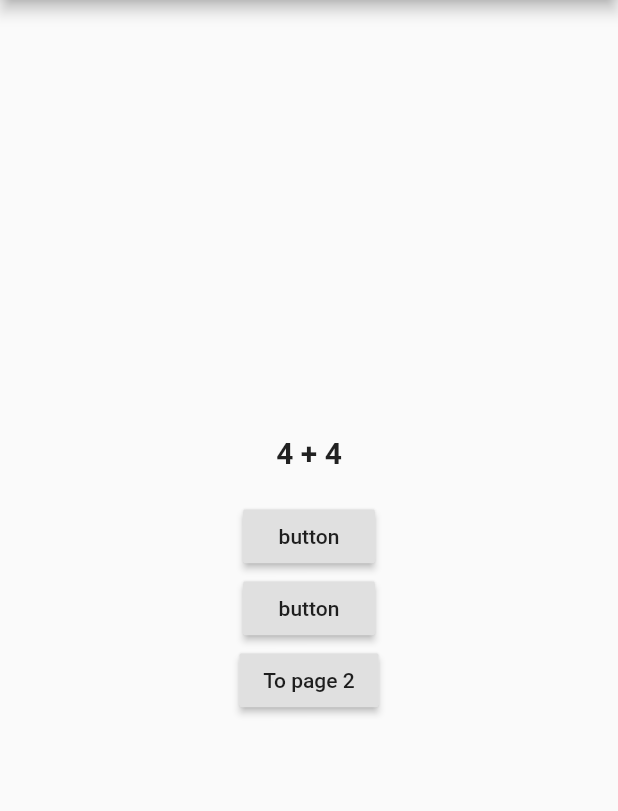
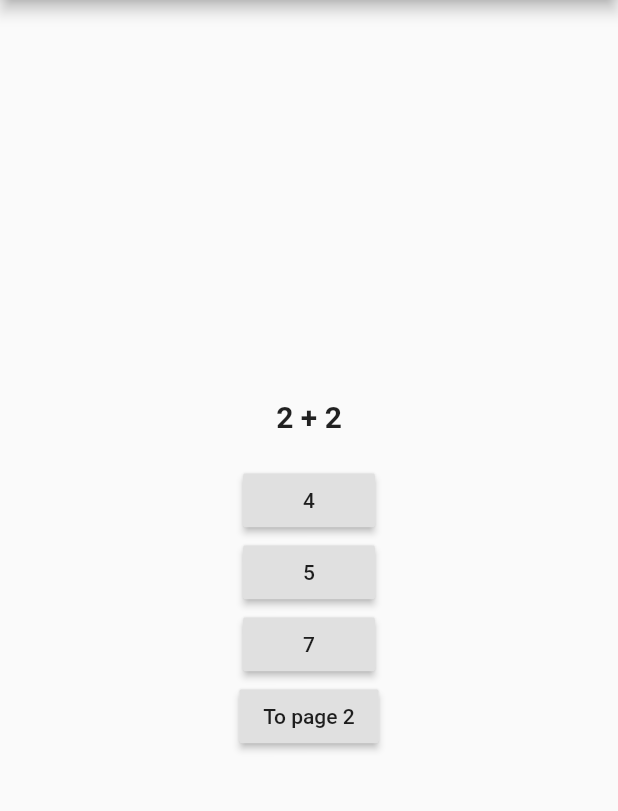
Before and after one commit to thomasbonnet12/first_exercice_flutter, a Flutter app: the screen it shows after launch, on a phone screen of 412 x 824 dp, the part 84-895 px from its top. Run offline on Flutter 3.47's test engine with Material 2 defaults, Android fonts, the phone set to English and light mode, and no system bars.

Commit message:
answer and question class created, answer has been map

```diff
--- a/lib/answer.dart
+++ b/lib/answer.dart
@@ -1,8 +1,17 @@
 import 'package:flutter/material.dart';
 
 class Answer extends StatelessWidget {
+  final String answer;
+  final Function answerFunction;
+
+  const Answer({Key key, @required this.answer, @required this.answerFunction})
+      : super(key: key);
+
   @override
   Widget build(BuildContext context) {
-    return RaisedButton(child: Text('button'), onPressed: () {});
+    return RaisedButton(
+      child: Text(answer),
+      onPressed: answerFunction,
+    );
   }
 }
--- a/lib/list_question_answer.dart
+++ b/lib/list_question_answer.dart
@@ -1,6 +1,31 @@
-import 'package:flutter/material.dart';
+// var questionAnswer = ['4 + 4', '12 x 12'];
 
-var questionAnswer = ['4 + 4', '12 x 12'];
+var questionAnswer = [
+  {
+    'question': '2 + 2',
+    'answer': [
+      '4',
+      '5',
+      '7',
+    ],
+  },
+  {
+    'question': '6 + 6',
+    'answer': [
+      '4',
+      '12',
+      '7',
+    ],
+  },
+  {
+    'question': '8 + 2',
+    'answer': [
+      '10',
+      '5',
+      '7',
+    ],
+  },
+];
 
 // var questionAnswer = [
 //   {
--- a/lib/main.dart
+++ b/lib/main.dart
@@ -1,3 +1,4 @@
+import 'package:exercice_part_1/answer.dart';
 import 'package:exercice_part_1/list_question_answer.dart';
 import 'package:flutter/material.dart';
 import 'button_to_page_two.dart';
@@ -38,17 +39,9 @@ class _MyAppState extends State<MyApp> {
                   children: [
                     Question(questionIndex: questionIndex),
                     SizedBox(height: 20),
-                    // Answer(),
-                    RaisedButton(
-                        child: Text('button'),
-                        onPressed: () {
-                          answerQuestion();
-                        }),
-                    RaisedButton(
-                        child: Text('button'),
-                        onPressed: () {
-                          answerQuestion();
-                        }),
+                    ...(questionAnswer[questionIndex]['answer'] as List<String>)
+                        .map((a) =>
+                            Answer(answer: a, answerFunction: answerQuestion)),
                     ButtonToPageTwo(),
                   ],
                 ),
--- a/lib/question.dart
+++ b/lib/question.dart
@@ -12,7 +12,7 @@ class Question extends StatelessWidget {
   @override
   Widget build(BuildContext context) {
     return Text(
-      questionAnswer[questionIndex],
+      questionAnswer[questionIndex]['question'],
       style: TextStyle(fontWeight: FontWeight.bold, fontSize: 20),
     );
   }
```
